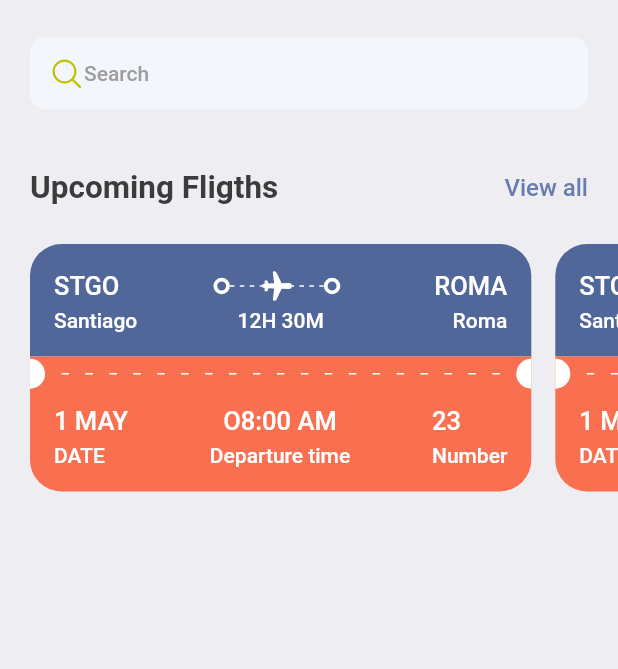
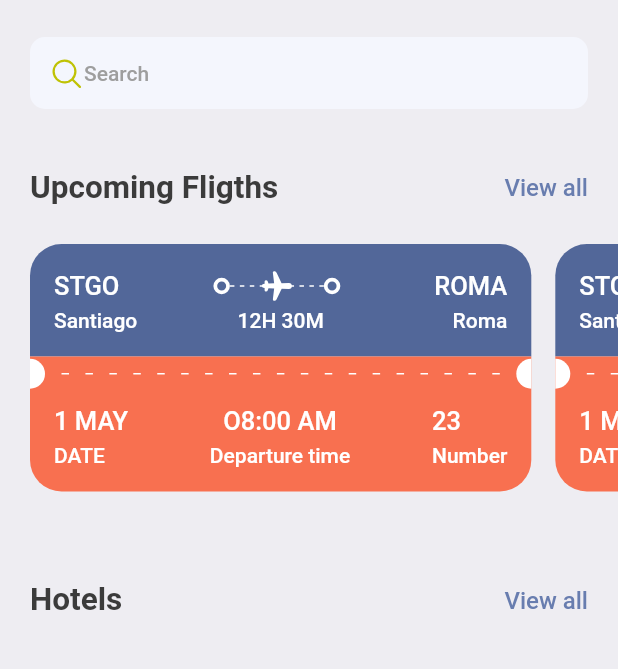
Before and after one commit to Naicriz/Ticket-Booking-App, a Flutter app: the HomeScreen screen opened directly, on a phone screen of 412 x 824 dp, the part 158-827 px from its top. Run offline on Flutter 3.47's test engine with Material 2 defaults, Android fonts, the light colour scheme and no system bars; our stand-ins replace fluentui_icons, gap.

Commit message:
Update Home Screen.
- Added Text Section for Hotel Screen.

```diff
--- a/lib/screens/home_screen.dart
+++ b/lib/screens/home_screen.dart
@@ -37,7 +37,9 @@ class HomeScreen extends StatelessWidget {
                         borderRadius: BorderRadius.circular(10),
                         image: const DecorationImage(
                             fit: BoxFit.fitHeight,
-                                image: AssetImage('assets/images/img_1.png'))))
+                            image: AssetImage('assets/images/img_1.png')),
+                      ),
+                    ),
                   ],
                 ),
                 const Gap(25),
@@ -85,6 +87,25 @@ class HomeScreen extends StatelessWidget {
                 TicketView(),
               ],
             ),
+          ),
+          const Gap(15),
+          Container(
+            padding: const EdgeInsets.symmetric(horizontal: 20, vertical: 10),
+            child: Row(
+              mainAxisAlignment: MainAxisAlignment.spaceBetween,
+              children: [
+                Text('Hotels', style: Styles.headLineStyle2),
+                InkWell(
+                    onTap: () {
+                      if (kDebugMode) {
+                        print("You are tapped");
+                      }
+                    },
+                    child: Text('View all',
+                        style: Styles.textStyle
+                            .copyWith(color: Styles.primaryColor)))
+              ],
+            ),
           )
         ],
       ),
```
Lines whose indentation alone changed are shown as unchanged.
